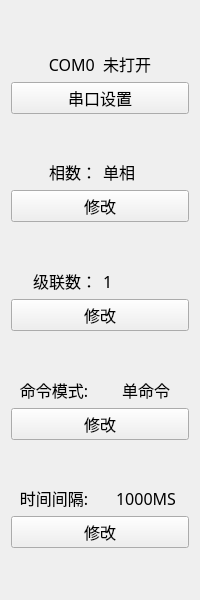
The window that IDC_TestSystem/SI-PDU/toolbox/sisettingtoolwid.ui (ChinaClever/IDC_TestSystem) describes before a commit, drawn with Qt 5.
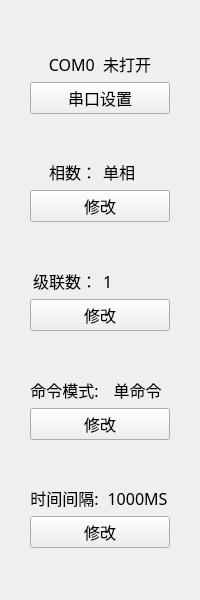
The same window after the commit.

```diff
--- a/IDC_TestSystem/SI-PDU/toolbox/sisettingtoolwid.ui
+++ b/IDC_TestSystem/SI-PDU/toolbox/sisettingtoolwid.ui
@@ -20,6 +20,12 @@
    <string>Form</string>
   </property>
   <layout class="QVBoxLayout" name="verticalLayout">
+   <property name="leftMargin">
+    <number>30</number>
+   </property>
+   <property name="rightMargin">
+    <number>30</number>
+   </property>
    <item>
     <spacer name="verticalSpacer">
      <property name="orientation">
```
